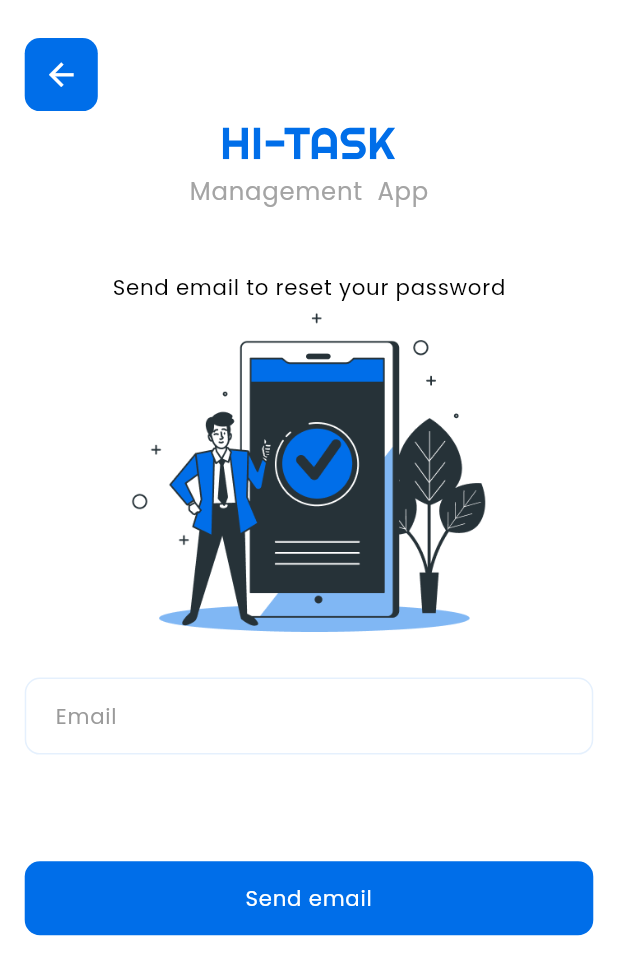
After one commit to tcai1802/hi_task, a Flutter app: the screen it shows after launch, after a tap on "Forgot password?", on a phone screen of 412 x 824 dp. The commit adds this screen. Shown: the top 975 px of the screen. Run offline on Flutter 3.47's test engine with Material 2 defaults, Android fonts, the light colour scheme and no system bars; our stand-ins replace bloc, cached_network_image, cloud_firestore, easy_date_timeline, equatable, firebase_auth and 11 more; missing offline and left inert: firebase_app_check; accounts and stored records are empty.

Commit message:
* forgot password

```diff
--- a/lib/src/blocs/edit_task/edit_task_bloc.dart
+++ b/lib/src/blocs/edit_task/edit_task_bloc.dart
@@ -2,7 +2,6 @@ import 'package:bloc/bloc.dart';
 import 'package:equatable/equatable.dart';
 import 'package:hi_task/src/blocs/add_task/add_task_bloc.dart';
 import 'package:hi_task/src/models/model_exports.dart';
-import 'package:hi_task/src/models/task_model/requests/update_task_request.dart';
 import 'package:hi_task/src/packages/task_repository.dart';
 
 part 'edit_task_event.dart';
--- a/lib/src/blocs/statistic/statistic_bloc.dart
+++ b/lib/src/blocs/statistic/statistic_bloc.dart
@@ -1,5 +1,3 @@
-import 'dart:math';
-
 import 'package:bloc/bloc.dart';
 import 'package:equatable/equatable.dart';
 import 'package:hi_task/src/models/model_exports.dart';
--- a/lib/src/res/routes/app_routes.dart
+++ b/lib/src/res/routes/app_routes.dart
@@ -68,6 +68,9 @@ class AppRoutes extends Routes {
 
   @override
   String get settingsAbout => '/settings_about';
+
+  @override
+  String get forgotPassword => 'forgot_password';
 
   final _registerBloc = RegisterBloc();
   final _loginBloc = LoginBloc();
@@ -196,6 +199,10 @@ class AppRoutes extends Routes {
       return MaterialPageRoute(
         builder: (context) => const SettingsAboutScreen(),
       );
+    } else if (settings.name == forgotPassword) {
+      return MaterialPageRoute(
+        builder: (context) => const ForgotPasswordScreen(),
+      );
     }
     return null;
   }
--- a/lib/src/res/routes/routes.dart
+++ b/lib/src/res/routes/routes.dart
@@ -20,4 +20,5 @@ abstract class Routes {
   String get settingsHelpRoute;
   String get settingsUpdateSystemRoute;
   String get settingsAbout;
+  String get forgotPassword;
 }
--- a/lib/src/view/calendar/components/daily_task_item.dart
+++ b/lib/src/view/calendar/components/daily_task_item.dart
@@ -6,7 +6,6 @@ import 'package:hi_task/src/base_widgets/export.dart';
 import 'package:hi_task/src/blocs/blocs_exports.dart';
 import 'package:hi_task/src/models/task_model/exports.dart';
 import 'package:hi_task/src/res/arguments/arguments.dart';
-import 'package:hi_task/src/res/arguments/task_details_argument.dart';
 import 'package:hi_task/src/res/routes/app_routes.dart';
 
 import 'exports.dart';
--- a/lib/src/view/export.dart
+++ b/lib/src/view/export.dart
@@ -22,3 +22,4 @@ export 'settings_security/settings_security_screen.dart';
 export 'settings_help/settings_help_screen.dart';
 export 'settings_update_system/settings_update_system_screen.dart';
 export 'settings_about/settings_about.dart';
+export 'forgot_password/forgot_password_screen.dart';
--- /dev/null
+++ b/lib/src/view/forgot_password/forgot_password_screen.dart
@@ -0,0 +1,93 @@
+import 'package:firebase_auth/firebase_auth.dart';
+import 'package:flutter/material.dart';
+import 'package:flutter_easyloading/flutter_easyloading.dart';
+import 'package:flutter_screenutil/flutter_screenutil.dart';
+import 'package:hi_task/src/app_context_extension.dart';
+import 'package:hi_task/src/base_widgets/export.dart';
+import 'package:hi_task/src/res/enum/app_enum.dart';
+import 'package:hi_task/src/res/regex/app_regex.dart';
+
+class ForgotPasswordScreen extends StatelessWidget {
+  const ForgotPasswordScreen({super.key});
+
+  @override
+  Widget build(BuildContext context) {
+    final TextEditingController emailController = TextEditingController();
+    return Scaffold(
+      body: SingleChildScrollView(
+        child: SafeArea(
+          child: Container(
+            width: double.infinity,
+            padding: EdgeInsets.symmetric(horizontal: 15.w),
+            child: Column(
+              mainAxisAlignment: MainAxisAlignment.center,
+              mainAxisSize: MainAxisSize.min,
+              children: [
+                SizedBox(height: 25.h),
+                Align(
+                  alignment: Alignment.centerLeft,
+                  child: CustomButtonBase(
+                    prefixWidget: Icon(
+                      Icons.arrow_back,
+                      size: 24.sp,
+                      color: context.resources.color.brandColor_11,
+                    ),
+                    paddingBtn: EdgeInsets.all(12.h),
+                    onTap: () => Navigator.of(context).pop(),
+                  ),
+                ),
+                SizedBox(height: 10.h),
+                ImageBaseWidget(
+                  imageType: ImageTypeEnum.svgPicture,
+                  imageUrl: context.resources.drawable.imgLogo,
+                ),
+                SizedBox(height: 10.h),
+                Text(
+                  "Management  App",
+                  style: Theme.of(context).textTheme.labelSmall!.copyWith(color: context.resources.color.textColor_02),
+                ),
+                SizedBox(height: 40.h),
+                Text(
+                  "Send email to reset your password",
+                  style: Theme.of(context).textTheme.bodyLarge!,
+                ),
+                ImageBaseWidget(
+                  imageType: ImageTypeEnum.assetFile,
+                  imageUrl: context.resources.drawable.imgSuccessVerify,
+                  //imageHeight: 150.h,
+                  imageWidth: 216.w,
+                ),
+                SizedBox(height: 30.h),
+                TextFieldBase(
+                  hintText: 'Email',
+                  controller: emailController,
+                  //iconUrl: context.resources.drawable.iconPerson,
+                  onChange: (String value) {
+                    //context.read<RegisterBloc>().add(OnChangedUserNameEvent(value));
+                  },
+                ),
+                SizedBox(height: 70.h),
+                CustomButtonBase(
+                  titleBtn: 'Send email',
+                  widthBtn: double.infinity,
+                  onTap: () {
+                    RegExp emailRegex = RegExp(AppRegex().emailRegex);
+                    if (emailRegex.hasMatch(emailController.text.trim())) {
+                      FirebaseAuth.instance.sendPasswordResetEmail(email: emailController.text.trim()).then((value) {
+                        EasyLoading.showSuccess("Sended");
+                        Navigator.pop(context);
+                      });
+                    } else {
+                      EasyLoading.showError("error");
+                    }
+                  },
+                ),
+                SizedBox(height: 35.h),
+              ],
+            ),
+          ),
+        ),
+      ),
+    );
+  }
+}
--- a/lib/src/view/home/home_screen.dart
+++ b/lib/src/view/home/home_screen.dart
@@ -3,10 +3,8 @@ import 'package:flutter_bloc/flutter_bloc.dart';
 import 'package:flutter_screenutil/flutter_screenutil.dart';
 import 'package:hi_task/src/app_context_extension.dart';
 import 'package:hi_task/src/base_widgets/export.dart';
-import 'package:hi_task/src/base_widgets/image_base.dart';
 import 'package:hi_task/src/blocs/home/home_bloc.dart';
 import 'package:hi_task/src/res/arguments/arguments.dart';
-import 'package:hi_task/src/res/enum/app_enum.dart';
 import 'package:hi_task/src/res/routes/app_routes.dart';
 import 'package:hi_task/src/utils/datetime_format.dart';
 import 'package:hi_task/src/view/home/components/exports.dart';
--- a/lib/src/view/login/login_screen.dart
+++ b/lib/src/view/login/login_screen.dart
@@ -110,12 +110,17 @@ class _LoginScreenState extends State<LoginScreen> {
                   Row(
                     children: [
                       const Spacer(),
-                      Text(
-                        "Forgot password?",
-                        style: Theme.of(context)
-                            .textTheme
-                            .bodyMedium!
-                            .copyWith(color: context.resources.color.textColor_02),
+                      GestureDetector(
+                        onTap: () {
+                          Navigator.pushNamed(context, AppRoutes().forgotPassword);
+                        },
+                        child: Text(
+                          "Forgot password?",
+                          style: Theme.of(context)
+                              .textTheme
+                              .bodyMedium!
+                              .copyWith(color: context.resources.color.textColor_02),
+                        ),
                       ),
                     ],
                   ),
--- a/lib/src/view/register/register_screen.dart
+++ b/lib/src/view/register/register_screen.dart
@@ -91,8 +91,10 @@ class _RegisterScreenState extends State<RegisterScreen> {
                       SizedBox(height: 10.h),
                       Text(
                         "Management  App",
-                        style: Theme.of(context).textTheme.labelSmall!.copyWith(
-                            color: context.resources.color.textColor_02),
+                        style: Theme.of(context)
+                            .textTheme
+                            .labelSmall!
+                            .copyWith(color: context.resources.color.textColor_02),
                       ),
                       //const Spacer(),
                       Text(
@@ -105,9 +107,7 @@ class _RegisterScreenState extends State<RegisterScreen> {
                         controller: userNameController,
                         iconUrl: context.resources.drawable.iconPerson,
                         onChange: (String value) {
-                          context
-                              .read<RegisterBloc>()
-                              .add(OnChangedUserNameEvent(value));
+                          context.read<RegisterBloc>().add(OnChangedUserNameEvent(value));
                         },
                       ),
                       SizedBox(height: 20.h),
@@ -117,16 +117,13 @@ class _RegisterScreenState extends State<RegisterScreen> {
                         controller: emailController,
                         iconUrl: context.resources.drawable.iconEmail,
                         onChange: (String value) {
-                          context
-                              .read<RegisterBloc>()
-                              .add(OnChangedEmailEvent(value));
+                          context.read<RegisterBloc>().add(OnChangedEmailEvent(value));
                         },
                         errorText: state.emailErr,
                       ),
                       SizedBox(height: 20.h),
                       BlocBuilder<RegisterBloc, RegisterState>(
-                        buildWhen: (previous, current) =>
-                            previous.passErr != current.passErr,
+                        buildWhen: (previous, current) => previous.passErr != current.passErr,
                         builder: (context, state) {
                           return TextFieldBase(
                             hintText: 'Password',
@@ -134,9 +131,7 @@ class _RegisterScreenState extends State<RegisterScreen> {
                             iconUrl: context.resources.drawable.iconLock,
                             isPass: true,
                             onChange: (String value) {
-                              context
-                                  .read<RegisterBloc>()
-                                  .add(OnChangedPasswordEvent(value));
+                              context.read<RegisterBloc>().add(OnChangedPasswordEvent(value));
                             },
                             errorText: state.passErr,
                           );
@@ -149,9 +144,7 @@ class _RegisterScreenState extends State<RegisterScreen> {
                         iconUrl: context.resources.drawable.iconLock,
                         isPass: true,
                         onChange: (String value) {
-                          context
-                              .read<RegisterBloc>()
-                              .add(OnChangedConfirmPassEvent(value));
+                          context.read<RegisterBloc>().add(OnChangedConfirmPassEvent(value));
                         },
                         errorText: state.confirmPassErr,
                       ),
@@ -162,9 +155,7 @@ class _RegisterScreenState extends State<RegisterScreen> {
                         widthBtn: double.infinity,
                         onTap: state.isValid
                             ? () {
-                                context
-                                    .read<RegisterBloc>()
-                                    .add(const OnRegisterSubmitEvent(true));
+                                context.read<RegisterBloc>().add(const OnRegisterSubmitEvent(true));
                               }
                             : () {},
                       ),
@@ -205,10 +196,9 @@ class _RegisterScreenState extends State<RegisterScreen> {
                               imageUrl: context.resources.drawable.iconGoogle,
                             ),
                             paddingBtn: EdgeInsets.all(15.h),
-                            bgColorBtn: Colors.transparent,
+                            bgColorBtn: Colors.grey[300],
                             borderStyle: Border.all(
-                              color: context.resources.color.brandColor_02
-                                  .withOpacity(.1),
+                              color: context.resources.color.brandColor_02.withOpacity(.1),
                             ),
                           ),
                           SizedBox(width: 40.w),
@@ -220,10 +210,9 @@ class _RegisterScreenState extends State<RegisterScreen> {
                               imageUrl: context.resources.drawable.iconFacebook,
                             ),
                             paddingBtn: EdgeInsets.all(15.h),
-                            bgColorBtn: Colors.transparent,
+                            bgColorBtn: Colors.grey[300],
                             borderStyle: Border.all(
-                              color: context.resources.color.brandColor_02
-                                  .withOpacity(.1),
+                              color: context.resources.color.brandColor_02.withOpacity(.1),
                             ),
                           ),
                           SizedBox(width: 40.w),
@@ -235,10 +224,9 @@ class _RegisterScreenState extends State<RegisterScreen> {
                               imageUrl: context.resources.drawable.iconGithub,
                             ),
                             paddingBtn: EdgeInsets.all(15.h),
-                            bgColorBtn: Colors.transparent,
+                            bgColorBtn: Colors.grey[300],
                             borderStyle: Border.all(
-                              color: context.resources.color.brandColor_02
-                                  .withOpacity(.1),
+                              color: context.resources.color.brandColor_02.withOpacity(.1),
                             ),
                           ),
                         ],
--- a/lib/src/view/settings_security/settings_security_screen.dart
+++ b/lib/src/view/settings_security/settings_security_screen.dart
@@ -5,7 +5,6 @@ import 'package:flutter_screenutil/flutter_screenutil.dart';
 import 'package:hi_task/src/app_context_extension.dart';
 import 'package:hi_task/src/base_widgets/export.dart';
 import 'package:hi_task/src/blocs/settings_security/settings_security_bloc.dart';
-import 'package:hi_task/src/res/enum/app_enum.dart';
 
 class SettingsSecurityScreen extends StatefulWidget {
   const SettingsSecurityScreen({
--- a/lib/src/view/splash/splash_screen.dart
+++ b/lib/src/view/splash/splash_screen.dart
@@ -30,9 +30,9 @@ class _SplashScreenState extends State<SplashScreen> {
           if (state.isLogged) {
             Navigator.pushNamedAndRemoveUntil(context, AppRoutes().dashBoardRoute, (route) => false);
           } else if (!state.firstOpenAppState) {
-            Navigator.pushNamed(context, AppRoutes().getStartedRoute);
+            Navigator.pushReplacementNamed(context, AppRoutes().getStartedRoute);
           } else {
-            Navigator.pushNamed(context, AppRoutes().loginRoute);
+            Navigator.pushReplacementNamed(context, AppRoutes().loginRoute);
           }
         }
       },
```
